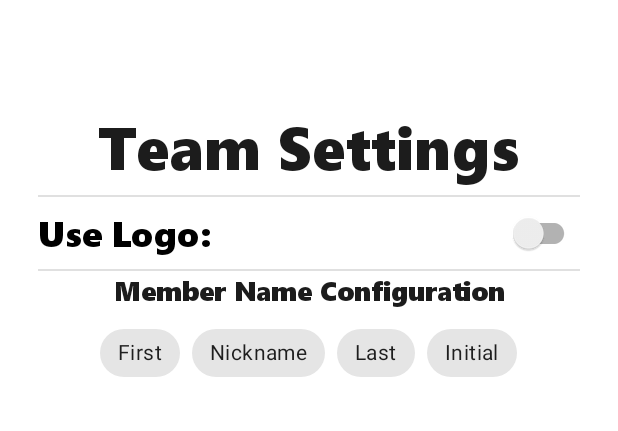
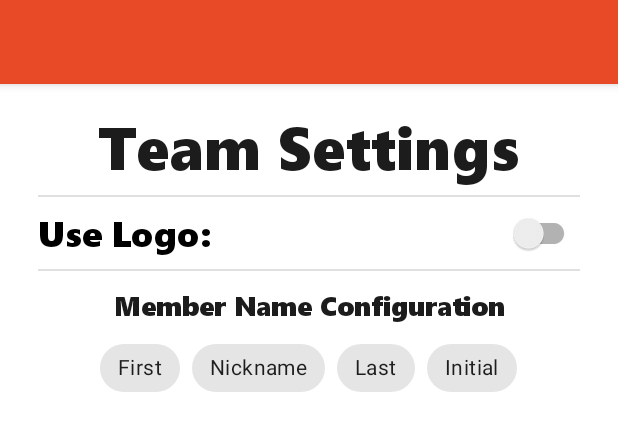
Before and after one commit to shimloaf/spicy-app, an Android app: the layout team_settings.xml on its own in the app's theme, with its tools: preview values and no code run, on a phone screen of 412 x 824 dp. Shown: the top 431 px of the screen. Run offline under Robolectric (Android 15) with nearby library versions, the phone set to English and light mode, and no system bars; network calls fail.

Commit message:
Update team settings

```diff
--- a/src/main/res/layout/team_settings.xml
+++ b/src/main/res/layout/team_settings.xml
@@ -49,6 +49,7 @@
             android:layout_width="match_parent"
             android:layout_height="wrap_content"
             android:gravity="center"
+            android:paddingTop="10dp"
             android:paddingBottom="5dp"
             android:text="Member Name Configuration"
             android:textSize="18sp"
@@ -57,35 +58,69 @@
         <com.google.android.material.chip.ChipGroup
             android:id="@+id/name_config_chip_group"
             android:layout_width="wrap_content"
-            android:layout_height="wrap_content">
+            android:layout_height="wrap_content"
+            android:theme="@style/SpicyClamato.DefaultTheme">
 
             <com.google.android.material.chip.Chip
                 android:id="@+id/first_name_chip"
                 android:layout_width="wrap_content"
                 android:layout_height="wrap_content"
+                android:checkable="true"
+                android:checked="false"
                 android:text="First"
+                android:theme="@style/ChipStyle"
                 app:checkedIconVisible="false" />
 
             <com.google.android.material.chip.Chip
                 android:id="@+id/nickname_chip"
                 android:layout_width="wrap_content"
                 android:layout_height="wrap_content"
-                android:text="Nickname" />
+                android:checkable="true"
+                android:text="Nickname"
+                android:theme="@style/ChipStyle"
+                app:checkedIconVisible="false" />
 
             <com.google.android.material.chip.Chip
                 android:id="@+id/last_name_chip"
                 android:layout_width="wrap_content"
                 android:layout_height="wrap_content"
-                android:text="Last" />
+                android:checkable="true"
+                android:text="Last"
+                android:theme="@style/ChipStyle"
+                app:checkedIconVisible="false" />
 
             <com.google.android.material.chip.Chip
                 android:id="@+id/initial_chip"
                 android:layout_width="wrap_content"
                 android:layout_height="wrap_content"
-                android:text="Initial" />
+                android:checkable="true"
+                android:text="Initial"
+                android:theme="@style/ChipStyle"
+                app:checkedIconVisible="false" />
 
         </com.google.android.material.chip.ChipGroup>
 
     </LinearLayout>
 
+    <androidx.coordinatorlayout.widget.CoordinatorLayout
+        android:layout_width="match_parent"
+        android:layout_height="match_parent"
+        android:visibility="visible">
+
+        <com.google.android.material.appbar.AppBarLayout
+            android:layout_width="match_parent"
+            android:layout_height="wrap_content"
+            android:theme="@style/SpicyClamato.AppBarOverlay">
+
+            <androidx.appcompat.widget.Toolbar
+                android:id="@+id/toolbar"
+                android:layout_width="match_parent"
+                android:layout_height="?attr/actionBarSize"
+                android:background="?attr/colorPrimary"
+                app:popupTheme="@style/SpicyClamato.PopupOverlay" />
+
+        </com.google.android.material.appbar.AppBarLayout>
+
+    </androidx.coordinatorlayout.widget.CoordinatorLayout>
+
 </androidx.constraintlayout.widget.ConstraintLayout>
```
Also changed, not shown: src/main/java/com/qr/shimloaf/spicyclamatapp/MenuActivities/SettingsScreen.java (+5 -5 lines), src/main/java/com/qr/shimloaf/spicyclamatapp/MenuActivities/ShowScreen.java (+19 -4 lines), src/main/java/com/qr/shimloaf/spicyclamatapp/ShowbuilderActivities/TeamSettings.java (+67 -0 lines), src/main/java/com/qr/shimloaf/spicyclamatapp/Utility/BaseActivity.java (+1 -9 lines), src/main/java/com/qr/shimloaf/spicyclamatapp/Utility/ClamatoUtils.java (+25 -0 lines).
